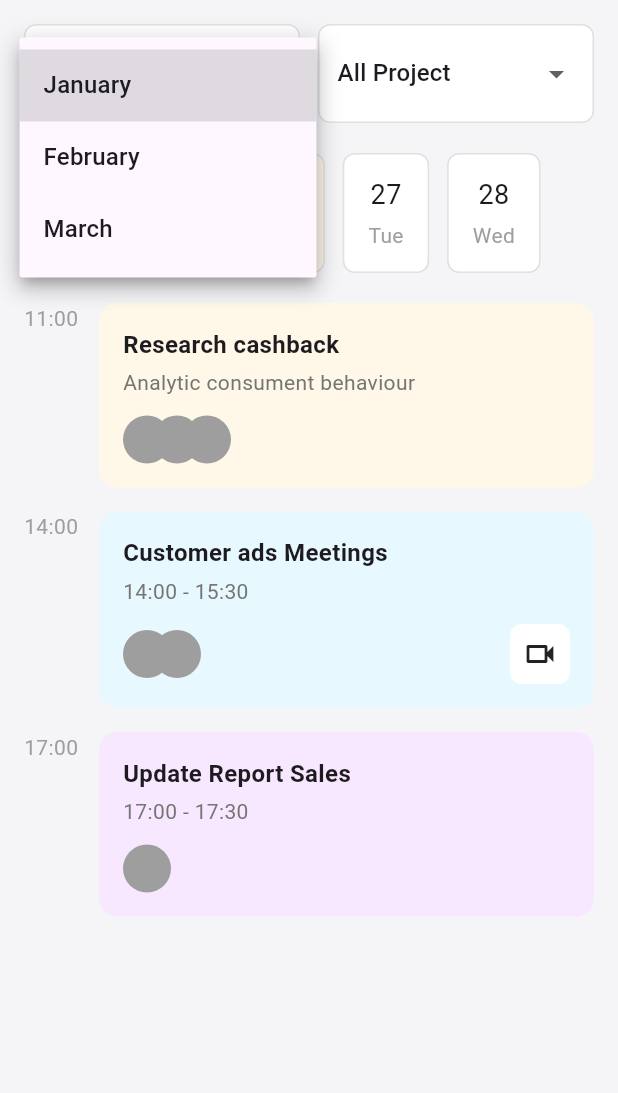
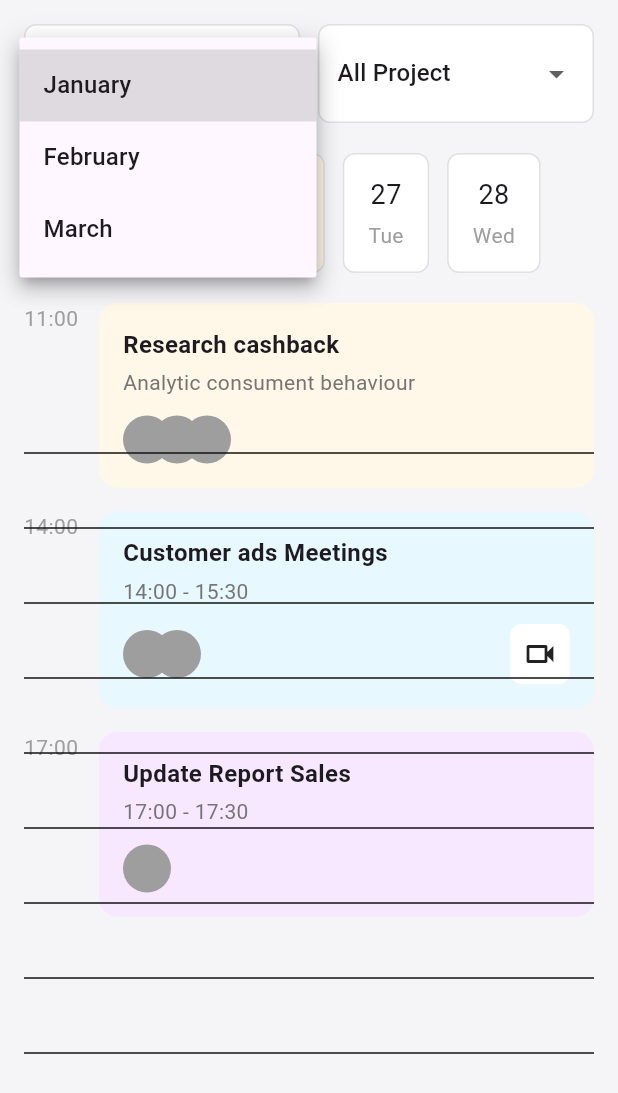
Before and after one commit to paolojoaquinp/todo_app, a Flutter app: the SchedulePage screen opened directly, after a tap on "January", on a phone screen of 412 x 824 dp. Shown: the top 1093 px of the screen. Run offline on Flutter 3.47's test engine with Material 3 defaults, Android fonts, the phone set to English and light mode, and no system bars; our stand-ins replace bloc, equatable, flutter_bloc.

Commit message:
feat: schedule line custom painter

```diff
--- a/lib/features/schedule_page/presenter/page/schedule_page.dart
+++ b/lib/features/schedule_page/presenter/page/schedule_page.dart
@@ -4,6 +4,7 @@ import 'package:todo_app/features/schedule_page/presenter/bloc/schedule_bloc.dar
 import 'package:todo_app/features/schedule_page/presenter/page/widgets/custom_select.dart';
 import 'package:todo_app/features/schedule_page/presenter/page/widgets/date_card.dart';
 import 'package:todo_app/features/schedule_page/presenter/page/widgets/schedule_card.dart';
+import 'package:todo_app/features/schedule_page/presenter/page/widgets/schedule_line_painter.dart';
 
 class SchedulePage extends StatelessWidget {
   const SchedulePage({super.key});
@@ -59,7 +60,9 @@ class SchedulePage extends StatelessWidget {
                 const SizedBox(height: 20),
                 // Schedule List
                 Expanded(
-                  child: ListView(
+                  child: Stack(
+                    children: [
+                      ListView(
                         children: const [
                           ScheduleCard(
                             title: 'Research cashback',
@@ -85,6 +88,12 @@ class SchedulePage extends StatelessWidget {
                           ),
                         ],
                       ),
+                      CustomPaint(
+                        size: Size.infinite,
+                        painter: ScheduleLinePainter(),
+                      ),
+                    ],
+                  ),
                 ),
               ],
             ),
--- /dev/null
+++ b/lib/features/schedule_page/presenter/page/widgets/schedule_line_painter.dart
@@ -0,0 +1,20 @@
+import 'package:flutter/material.dart';
+
+class ScheduleLinePainter extends CustomPainter {
+  @override
+  void paint(Canvas canvas, Size size) {
+    final paint = Paint()
+      ..color = const Color.fromARGB(255, 20, 18, 18)
+      ..strokeWidth = 1.0;
+
+    // Draw horizontal lines
+    for (var y = 100.0; y <= size.height - 100; y += 50) {
+      canvas.drawLine(Offset(0, y), Offset(size.width, y), paint);
+    }
+
+
+  }
+
+  @override
+  bool shouldRepaint(covariant CustomPainter oldDelegate) => false;
+}
```
Lines whose indentation alone changed are shown as unchanged.
